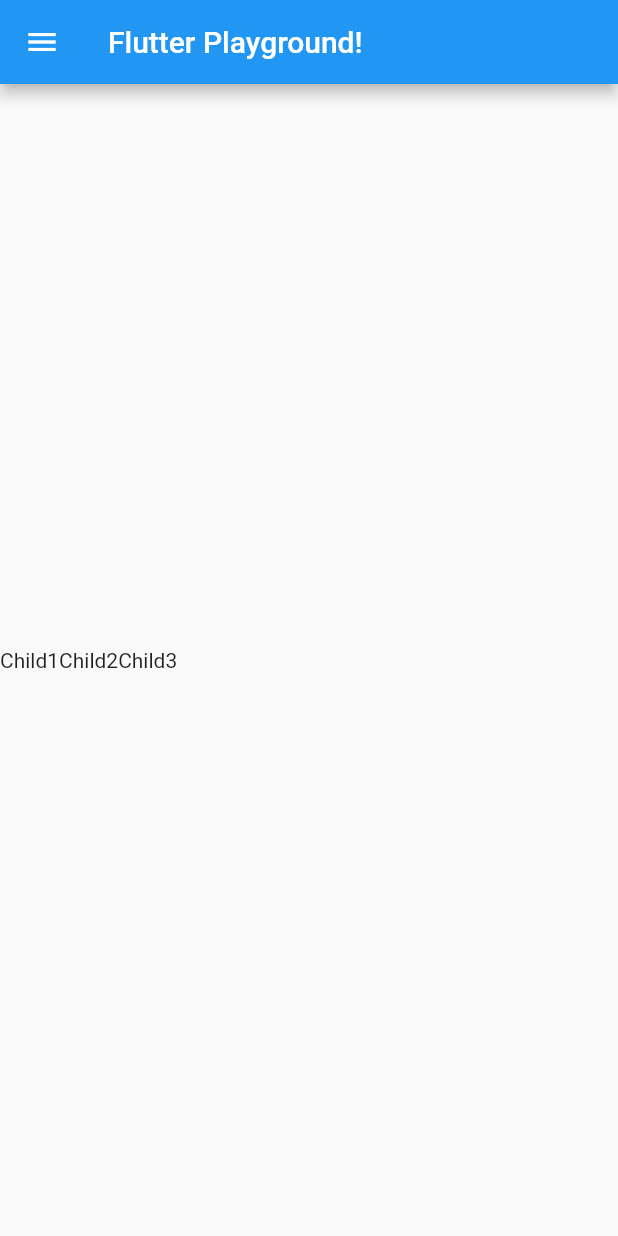
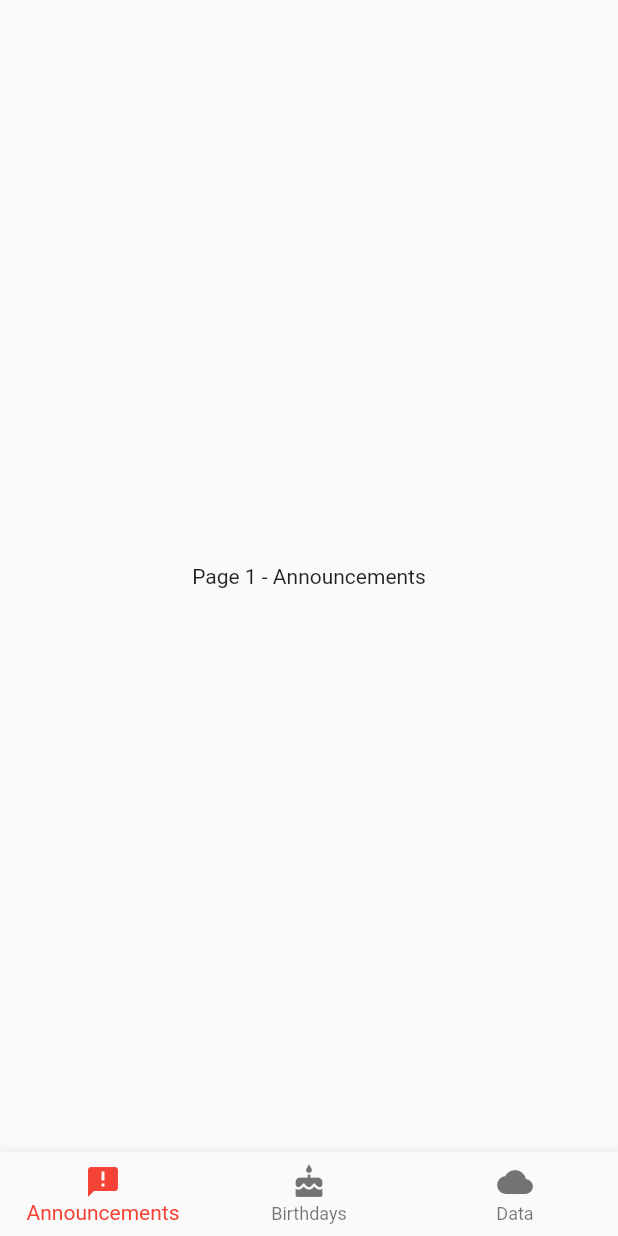
Before and after one commit to lqlongvn/flutter_app, a Flutter app: the screen it shows after launch, on a phone screen of 412 x 824 dp. Run offline on Flutter 3.47's test engine with Material 2 defaults, Android fonts, the phone set to English and light mode, and no system bars.

```diff
--- a/lib/main.dart
+++ b/lib/main.dart
@@ -1,34 +1,43 @@
 
 import 'package:flutter/material.dart';
 void main() => runApp(MyApp());
-class MyApp extends StatelessWidget {
+class MyApp extends StatefulWidget {
+  MyApp({Key key}) : super(key : key);
+  @override
+  _MyApp createState() => _MyApp();
+}
+class _MyApp extends State {
+  var _currentPage = 0;
+  var _pages = [
+    Text("Page 1 - Announcements"),
+    Text("Page 2 - Birthdays"),
+    Text("Page 3 - Data")
+  ];
   @override
   Widget build(BuildContext context) {
     return MaterialApp(title : "Flutter Playground",
         home : Scaffold(
-            appBar : AppBar(
-                title : Text("Flutter Playground!")
-            ),
-            drawer : Drawer(
-                child : Column(
-                    children : [
-                      Text("Item 1"),
-                      Divider(),
-                      Text("Item 2"),
-                      Divider(),
-                      Text("Item 3")
-                    ]
-                )
-            ),
-
-            body : Center(
-                child : Row(
-                    children : [
-                      Text("Child1"),
-                      Text("Child2"),
-                      Text("Child3")
-                    ]
-                )
+            body : Center(child : _pages.elementAt(_currentPage)),
+            bottomNavigationBar : BottomNavigationBar(
+                items : [
+                  BottomNavigationBarItem(
+                      icon : Icon(Icons.announcement),
+                      title : Text("Announcements")
+                  ),
+                  BottomNavigationBarItem(
+                      icon : Icon(Icons.cake),
+                      title : Text("Birthdays")
+                  ),
+                  BottomNavigationBarItem(
+                      icon : Icon(Icons.cloud),
+                      title : Text("Data")
+                  ),
+                ],
+                currentIndex : _currentPage,
+                fixedColor : Colors.red,
+                onTap : (int inIndex) {
+                  setState(() { _currentPage = inIndex; });
+                }
             )
         )
     );
```
